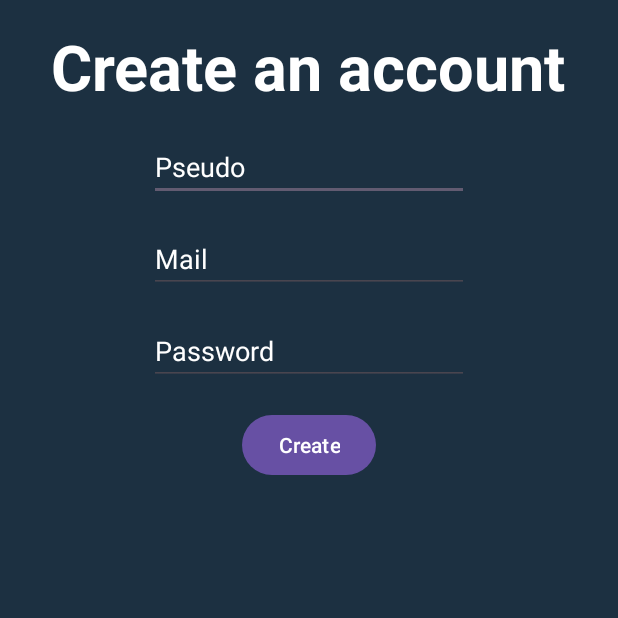
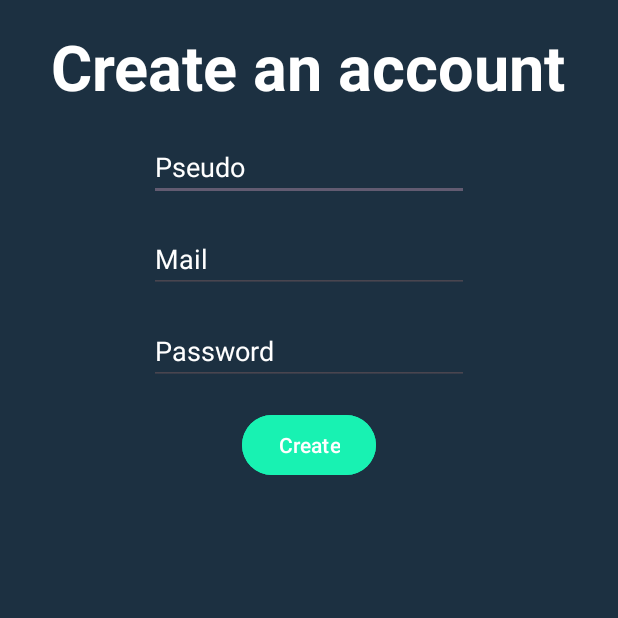
Before and after one commit to yannprogit/mytodolist, an Android app: the SignUpActivity screen opened directly, with no data from a screen before it, on a phone screen of 412 x 824 dp, the top half of it. Run offline under Robolectric (Android 15) with nearby library versions, the light colour scheme and no system bars; our stand-ins replace Firebase (no records; nobody signed in at launch, a user with empty details on screens opened directly).

Commit message:
add little bit of design

```diff
--- a/app/src/main/res/layout/activity_my_local_todo.xml
+++ b/app/src/main/res/layout/activity_my_local_todo.xml
@@ -27,6 +27,8 @@
             <TextView
                 android:id="@+id/titleLocalTodoActivity"
                 android:layout_width="match_parent"
+                android:layout_centerVertical="true"
+                android:textColor="@color/backgroundColor"
                 android:layout_height="wrap_content"
                 android:text="@string/titleLocalTodo" />
         </RelativeLayout>
--- a/app/src/main/res/layout/activity_sign_up.xml
+++ b/app/src/main/res/layout/activity_sign_up.xml
@@ -59,6 +59,7 @@
             android:layout_width="wrap_content"
             android:layout_height="wrap_content"
             android:onClick="clickOnSignUp"
+            android:backgroundTint="@color/primaryColor"
             android:text="@string/create" />
     </LinearLayout>
 
```
